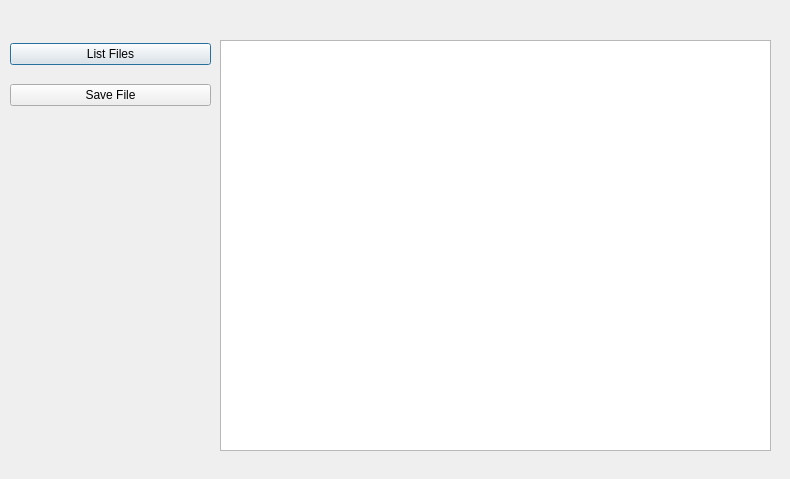
First picture: the form in resources/save_csv.ui, repository netico-solutions/powphase2, before the edit.
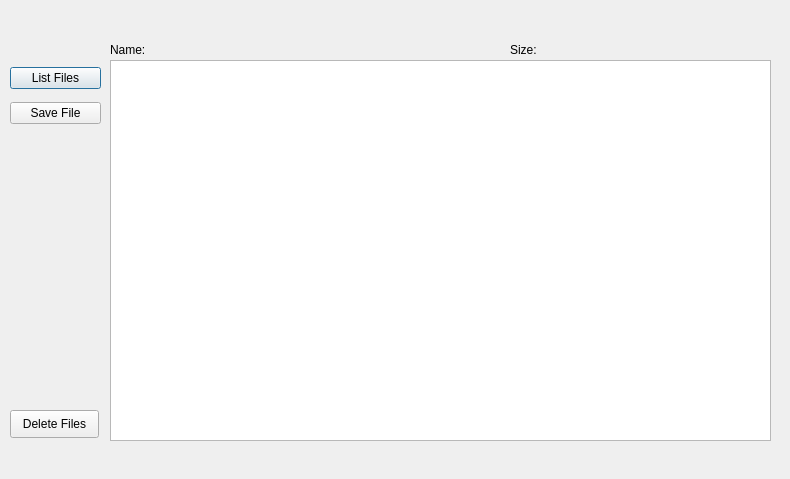
Second picture: the form after the edit.

What changed in the file:
```diff
--- a/resources/save_csv.ui
+++ b/resources/save_csv.ui
@@ -28,10 +28,10 @@
   <widget class="QListView" name="listView">
    <property name="geometry">
     <rect>
-     <x>220</x>
-     <y>40</y>
-     <width>551</width>
-     <height>411</height>
+     <x>110</x>
+     <y>60</y>
+     <width>661</width>
+     <height>381</height>
     </rect>
    </property>
   </widget>
@@ -39,9 +39,9 @@
    <property name="geometry">
     <rect>
      <x>10</x>
-     <y>30</y>
-     <width>201</width>
-     <height>91</height>
+     <y>60</y>
+     <width>91</width>
+     <height>71</height>
     </rect>
    </property>
    <layout class="QVBoxLayout" name="verticalLayout">
@@ -61,6 +61,45 @@
     </item>
    </layout>
   </widget>
+  <widget class="QLabel" name="label">
+   <property name="geometry">
+    <rect>
+     <x>110</x>
+     <y>40</y>
+     <width>62</width>
+     <height>20</height>
+    </rect>
+   </property>
+   <property name="text">
+    <string>Name:</string>
+   </property>
+  </widget>
+  <widget class="QLabel" name="label_2">
+   <property name="geometry">
+    <rect>
+     <x>510</x>
+     <y>40</y>
+     <width>62</width>
+     <height>20</height>
+    </rect>
+   </property>
+   <property name="text">
+    <string>Size:</string>
+   </property>
+  </widget>
+  <widget class="QPushButton" name="push_delete_file">
+   <property name="geometry">
+    <rect>
+     <x>10</x>
+     <y>410</y>
+     <width>89</width>
+     <height>28</height>
+    </rect>
+   </property>
+   <property name="text">
+    <string>Delete Files</string>
+   </property>
+  </widget>
  </widget>
  <resources/>
  <connections/>
```
Left out of the diff: 9 changed lines with no effect on the pictures.
